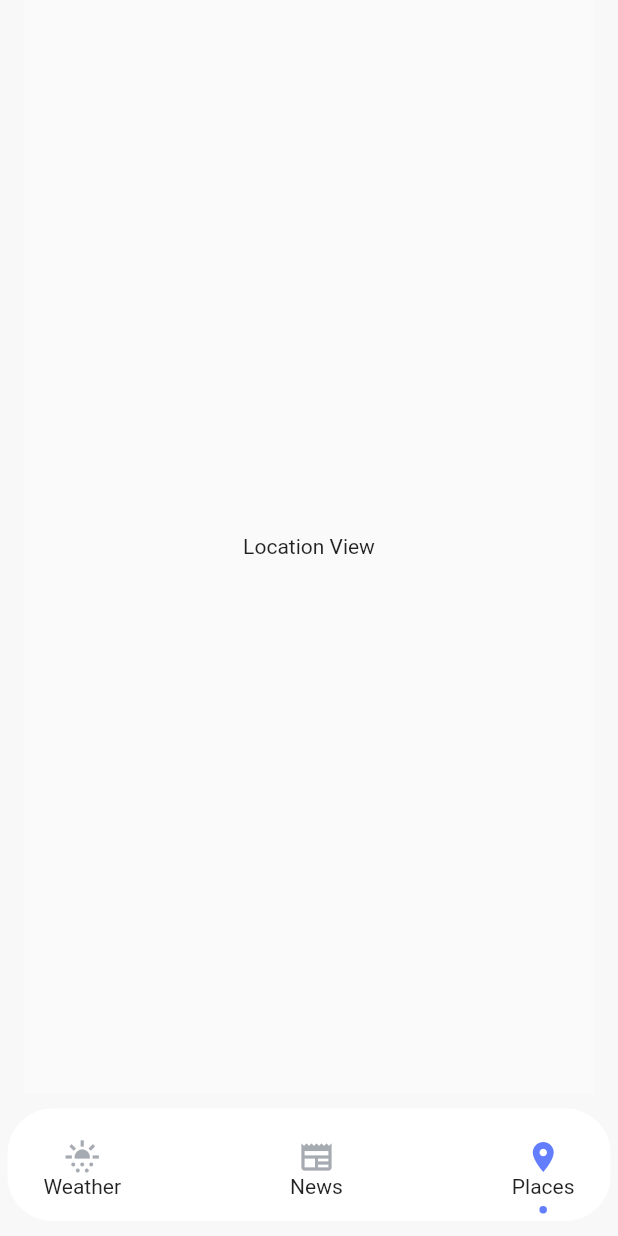
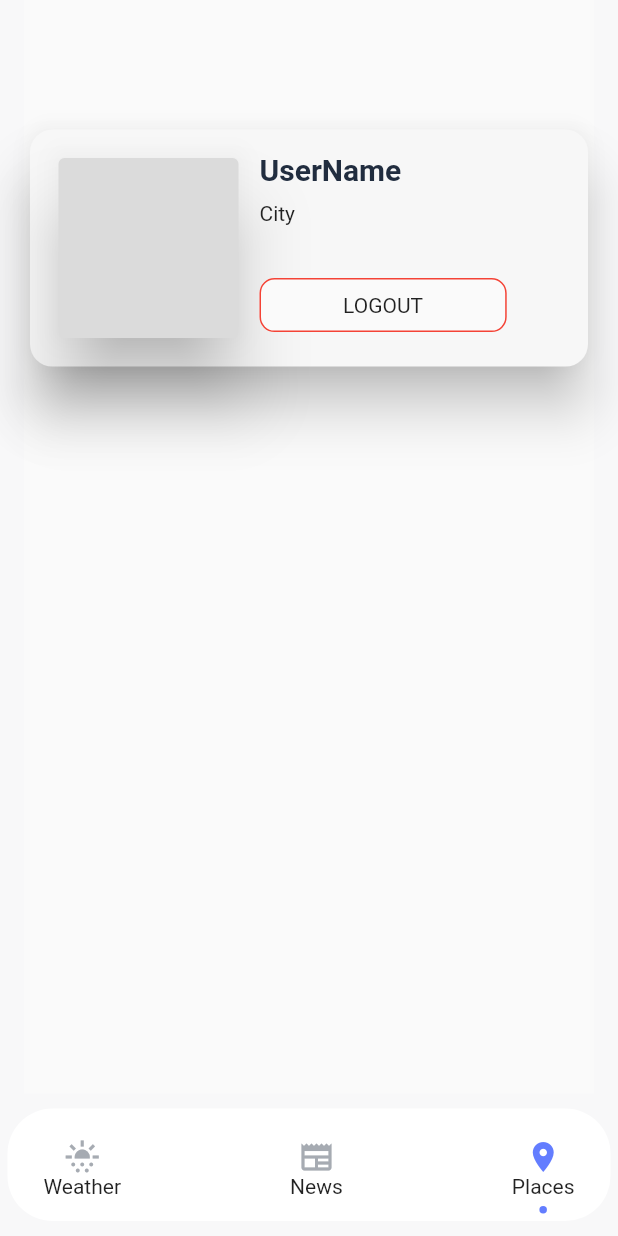
Before and after one commit to Aburafik/My_Weather_app, a Flutter app: the screen it shows after launch, item 3 of the bottom bar chosen, on a phone screen of 412 x 824 dp. Run offline on Flutter 3.47's test engine with Material 2 defaults, Android fonts, the phone set to English and light mode, and no system bars; drawn by our look-alikes of dot_navigation_bar; our stand-ins replace geocoding, geolocator; network calls fail.

Commit message:
User profile Screen added

```diff
--- a/lib/repositories/news_repository.dart
+++ b/lib/repositories/news_repository.dart
@@ -6,7 +6,7 @@ import '../models/news_model.dart';
 //This us the network class to help connect the app to the api
 class Network {
   final String url =
-      "http://newsapi.org/v2/top-headlines?sources=techcrunch&apiKey=54d9339efa2d4e419e61ff0f8158b581";
+      "http://newsapi.org/v2/top-headlines?sources=techcrunch&apiKey=YOURAPIKEY";
   Future<News> getNews() async {
     final response = await get(Uri.parse(url));
           //Checking to see if we are really getting the data from our api
--- a/lib/repositories/wather_repository.dart
+++ b/lib/repositories/wather_repository.dart
@@ -13,7 +13,7 @@ class WeatherRepositoryImpl implements WeatherRepository {
   final url = 'https://api.openweathermap.org/data/2.5/weather';
 
   String urlBuilder({required lat, required lon}) {
-    const apiKey = "1fd6342177f86ec7bc4228fb16625052";
+    const apiKey = "YOURAPIKEY";
     return '$url?lat=$lat&lon=$lon&appid=$apiKey&units=metric';
   }
 
--- a/lib/ui/location_view.dart
+++ b/lib/ui/location_view.dart
@@ -5,10 +5,75 @@ class LocationView extends StatelessWidget {
 
   @override
   Widget build(BuildContext context) {
+    TextStyle headerTitleStyle = TextStyle(
+        fontSize: 20, color: Color(0xff212D3F), fontWeight: FontWeight.bold);
     return Scaffold(
-      body: Center(
-        child: Text("Location View"),
-      ),
+      body: SafeArea(
+          child: Column(
+        children: [
+          SizedBox(height: MediaQuery.of(context).size.height * 0.1),
+          Card(
+            color: Color(0xffF7F7F7),
+              shape: RoundedRectangleBorder(
+                borderRadius: BorderRadius.circular(15),
+              ),
+              elevation: 15,
+              child: Padding(
+                padding: const EdgeInsets.all(15),
+                child: Row(
+                  crossAxisAlignment: CrossAxisAlignment.start,
+                  children: [
+                    Card(
+                      color: Color(0xffDBDBDB),
+
+                      elevation: 20,
+                      // color: Colors.grey,
+                      child: SizedBox(
+                        height: 120,
+                        width: 120,
+                      ),
+                    ),
+                    SizedBox(
+                      width: 10,
+                    ),
+                    Container(
+                      height: 120,
+                      child: Column(
+                        crossAxisAlignment: CrossAxisAlignment.start,
+                        // mainAxisAlignment: MainAxisAlignment.spaceAround,
+                        children: [
+                          Text(
+                            "UserName",
+                            style: headerTitleStyle,
+                          ),
+                          Padding(
+                            padding: const EdgeInsets.only(top: 10),
+                            child: Text("City"),
+                          ),
+                          Spacer(),
+                          SizedBox(
+                            width: MediaQuery.of(context).size.width / 2.5,
+                            child: Material(
+                              shape: RoundedRectangleBorder(
+                                side: BorderSide(color: Colors.red),
+                                borderRadius: BorderRadius.circular(10),
+                              ),
+                              child: Padding(
+                                padding: const EdgeInsets.all(10),
+                                child: Center(child: Text("LOGOUT")),
+                              ),
+                            ),
+                          )
+                        ],
+                      ),
+                    )
+                  ],
+                ),
+              )),
+
+
+        ],
+      )),
     );
   }
 }
```
